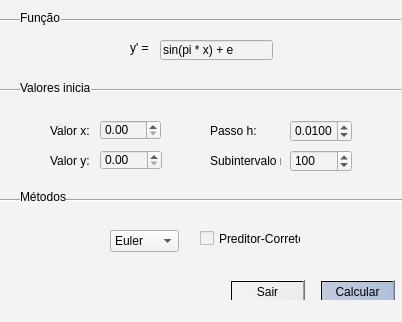
Above: projetoQT2/interface/interface.ui from jlessa/TrabalhoPC before the change. Below: the same form after it.
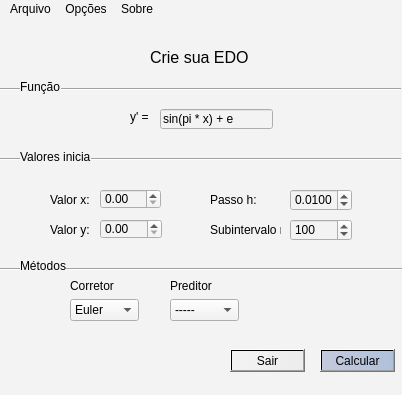
That is the form after the change.

```diff
--- a/projetoQT2/interface/interface.ui
+++ b/projetoQT2/interface/interface.ui
@@ -7,7 +7,7 @@
     <x>0</x>
     <y>0</y>
     <width>402</width>
-    <height>322</height>
+    <height>395</height>
    </rect>
   </property>
   <property name="windowTitle">
@@ -21,7 +21,7 @@
     <property name="geometry">
      <rect>
       <x>320</x>
-      <y>280</y>
+      <y>330</y>
       <width>75</width>
       <height>23</height>
      </rect>
@@ -37,7 +37,7 @@
     <property name="geometry">
      <rect>
       <x>230</x>
-      <y>280</y>
+      <y>330</y>
       <width>75</width>
       <height>23</height>
      </rect>
@@ -49,24 +49,11 @@
      <string>Sair</string>
     </property>
    </widget>
-   <widget class="QCheckBox" name="checkPreditor">
-    <property name="geometry">
-     <rect>
-      <x>200</x>
-      <y>230</y>
-      <width>101</width>
-      <height>17</height>
-     </rect>
-    </property>
-    <property name="text">
-     <string>Preditor-Corretor</string>
-    </property>
-   </widget>
    <widget class="Line" name="line">
     <property name="geometry">
      <rect>
       <x>0</x>
-      <y>190</y>
+      <y>240</y>
       <width>411</width>
       <height>20</height>
      </rect>
@@ -82,7 +69,7 @@
     <property name="geometry">
      <rect>
       <x>100</x>
-      <y>120</y>
+      <y>170</y>
       <width>61</width>
       <height>20</height>
      </rect>
@@ -92,7 +79,7 @@
     <property name="geometry">
      <rect>
       <x>290</x>
-      <y>120</y>
+      <y>170</y>
       <width>62</width>
       <height>22</height>
      </rect>
@@ -117,7 +104,7 @@
     <property name="geometry">
      <rect>
       <x>100</x>
-      <y>150</y>
+      <y>200</y>
       <width>62</width>
       <height>20</height>
      </rect>
@@ -127,7 +114,7 @@
     <property name="geometry">
      <rect>
       <x>290</x>
-      <y>150</y>
+      <y>200</y>
       <width>62</width>
       <height>22</height>
      </rect>
@@ -149,7 +136,7 @@
     <property name="geometry">
      <rect>
       <x>20</x>
-      <y>10</y>
+      <y>60</y>
       <width>41</width>
       <height>16</height>
      </rect>
@@ -162,7 +149,7 @@
     <property name="geometry">
      <rect>
       <x>0</x>
-      <y>10</y>
+      <y>60</y>
       <width>401</width>
       <height>20</height>
      </rect>
@@ -178,7 +165,7 @@
     <property name="geometry">
      <rect>
       <x>20</x>
-      <y>80</y>
+      <y>130</y>
       <width>71</width>
       <height>16</height>
      </rect>
@@ -191,7 +178,7 @@
     <property name="geometry">
      <rect>
       <x>0</x>
-      <y>80</y>
+      <y>130</y>
       <width>401</width>
       <height>20</height>
      </rect>
@@ -207,7 +194,7 @@
     <property name="geometry">
      <rect>
       <x>20</x>
-      <y>190</y>
+      <y>240</y>
       <width>46</width>
       <height>13</height>
      </rect>
@@ -220,7 +207,7 @@
     <property name="geometry">
      <rect>
       <x>130</x>
-      <y>40</y>
+      <y>90</y>
       <width>21</width>
       <height>16</height>
      </rect>
@@ -233,7 +220,7 @@
     <property name="geometry">
      <rect>
       <x>160</x>
-      <y>40</y>
+      <y>90</y>
       <width>113</width>
       <height>20</height>
      </rect>
@@ -245,8 +232,8 @@
    <widget class="QComboBox" name="comboMetodo">
     <property name="geometry">
      <rect>
-      <x>110</x>
-      <y>230</y>
+      <x>70</x>
+      <y>280</y>
       <width>69</width>
       <height>22</height>
      </rect>
@@ -276,7 +263,7 @@
     <property name="geometry">
      <rect>
       <x>50</x>
-      <y>120</y>
+      <y>170</y>
       <width>46</width>
       <height>21</height>
      </rect>
@@ -289,7 +276,7 @@
     <property name="geometry">
      <rect>
       <x>50</x>
-      <y>150</y>
+      <y>200</y>
       <width>46</width>
       <height>21</height>
      </rect>
@@ -302,7 +289,7 @@
     <property name="geometry">
      <rect>
       <x>210</x>
-      <y>120</y>
+      <y>170</y>
       <width>46</width>
       <height>21</height>
      </rect>
@@ -315,7 +302,7 @@
     <property name="geometry">
      <rect>
       <x>210</x>
-      <y>150</y>
+      <y>200</y>
       <width>71</width>
       <height>21</height>
      </rect>
@@ -324,6 +311,88 @@
      <string>Subintervalo n:</string>
     </property>
    </widget>
+   <widget class="QLabel" name="label_9">
+    <property name="geometry">
+     <rect>
+      <x>150</x>
+      <y>30</y>
+      <width>111</width>
+      <height>16</height>
+     </rect>
+    </property>
+    <property name="font">
+     <font>
+      <pointsize>12</pointsize>
+     </font>
+    </property>
+    <property name="text">
+     <string>Crie sua EDO</string>
+    </property>
+   </widget>
+   <widget class="QComboBox" name="comboMetodo_2">
+    <property name="enabled">
+     <bool>true</bool>
+    </property>
+    <property name="geometry">
+     <rect>
+      <x>170</x>
+      <y>280</y>
+      <width>69</width>
+      <height>22</height>
+     </rect>
+    </property>
+    <item>
+     <property name="text">
+      <string>-----</string>
+     </property>
+    </item>
+    <item>
+     <property name="text">
+      <string>Euler</string>
+     </property>
+    </item>
+    <item>
+     <property name="text">
+      <string>RK-2</string>
+     </property>
+    </item>
+    <item>
+     <property name="text">
+      <string>RK-3</string>
+     </property>
+    </item>
+    <item>
+     <property name="text">
+      <string>RK-4</string>
+     </property>
+    </item>
+   </widget>
+   <widget class="QLabel" name="label_10">
+    <property name="geometry">
+     <rect>
+      <x>70</x>
+      <y>260</y>
+      <width>46</width>
+      <height>13</height>
+     </rect>
+    </property>
+    <property name="text">
+     <string>Corretor</string>
+    </property>
+   </widget>
+   <widget class="QLabel" name="label_11">
+    <property name="geometry">
+     <rect>
+      <x>170</x>
+      <y>260</y>
+      <width>46</width>
+      <height>13</height>
+     </rect>
+    </property>
+    <property name="text">
+     <string>Preditor</string>
+    </property>
+   </widget>
    <zorder>botaoCalcular</zorder>
    <zorder>botaoSair</zorder>
    <zorder>checkPreditor</zorder>
@@ -346,6 +415,52 @@
    <zorder>label_8</zorder>
   </widget>
   <widget class="QStatusBar" name="statusBar"/>
+  <widget class="QMenuBar" name="menuBar">
+   <property name="geometry">
+    <rect>
+     <x>0</x>
+     <y>0</y>
+     <width>402</width>
+     <height>21</height>
+    </rect>
+   </property>
+   <widget class="QMenu" name="menuArquivo">
+    <property name="title">
+     <string>Arquivo</string>
+    </property>
+    <addaction name="actionSair"/>
+   </widget>
+   <widget class="QMenu" name="menuSobre">
+    <property name="title">
+     <string>Sobre</string>
+    </property>
+    <addaction name="actionQuem_Somos"/>
+   </widget>
+   <widget class="QMenu" name="menuOp_es">
+    <property name="title">
+     <string>Opções</string>
+    </property>
+    <addaction name="actionFun_o"/>
+   </widget>
+   <addaction name="menuArquivo"/>
+   <addaction name="menuOp_es"/>
+   <addaction name="menuSobre"/>
+  </widget>
+  <action name="actionSair">
+   <property name="text">
+    <string>Sair</string>
+   </property>
+  </action>
+  <action name="actionQuem_Somos">
+   <property name="text">
+    <string>Quem Somos</string>
+   </property>
+  </action>
+  <action name="actionFun_o">
+   <property name="text">
+    <string>Função</string>
+   </property>
+  </action>
  </widget>
  <layoutdefault spacing="6" margin="11"/>
  <resources/>
```
Left out of the diff: 5 changed lines with no effect on the pictures.
